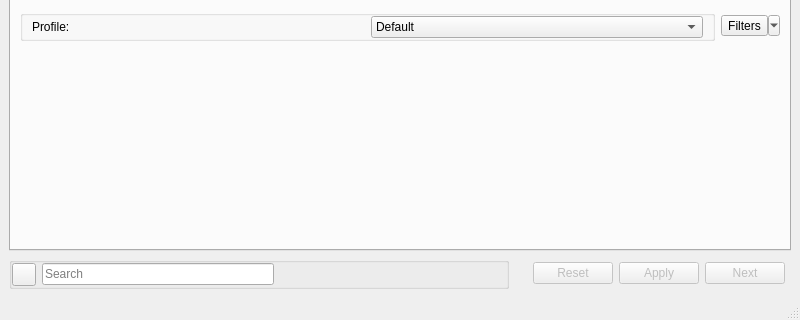
Kf4btg/SkyModMan, file skymodman/qt_interface/qt_manager.ui: the form before one commit; both pictures show x 0 to 800 and y 280 to 600 of the 800 by 600 pixel window.
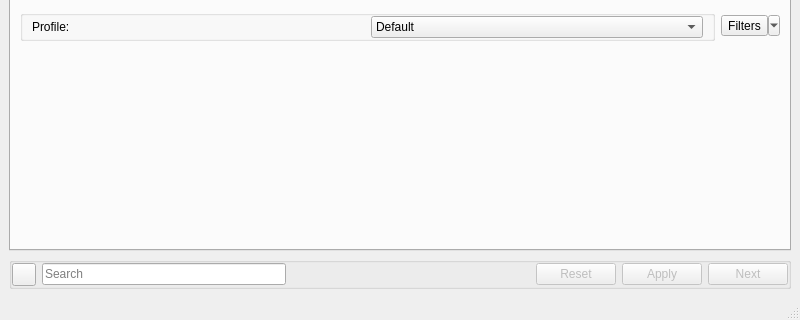
The form after the commit. Icons and pictures are not drawn.

Commit message: layouts are fffffrrrustrating

Diff of the .ui file:
```diff
--- a/skymodman/qt_interface/qt_manager.ui
+++ b/skymodman/qt_interface/qt_manager.ui
@@ -15,37 +15,7 @@
   </property>
   <widget class="QWidget" name="centralwidget">
    <layout class="QGridLayout" name="gridLayout">
-    <item row="3" column="4" alignment="Qt::AlignRight">
-     <widget class="QDialogButtonBox" name="save_cancel_btnbox">
-      <property name="enabled">
-       <bool>false</bool>
-      </property>
-      <property name="standardButtons">
-       <set>QDialogButtonBox::Apply|QDialogButtonBox::Reset</set>
-      </property>
-     </widget>
-    </item>
-    <item row="3" column="5">
-     <widget class="QPushButton" name="next_button">
-      <property name="enabled">
-       <bool>false</bool>
-      </property>
-      <property name="layoutDirection">
-       <enum>Qt::LeftToRight</enum>
-      </property>
-      <property name="text">
-       <string>Next</string>
-      </property>
-      <property name="icon">
-       <iconset theme="arrow-right">
-        <normaloff>../../../.designer/backup</normaloff>../../../.designer/backup</iconset>
-      </property>
-      <property name="autoDefault">
-       <bool>true</bool>
-      </property>
-     </widget>
-    </item>
-    <item row="0" column="0" colspan="7">
+    <item row="0" column="0" colspan="5">
      <widget class="QTabWidget" name="manager_tabs">
       <property name="currentIndex">
        <number>0</number>
@@ -387,8 +357,8 @@
       </widget>
      </widget>
     </item>
-    <item row="3" column="0">
-     <widget class="QGroupBox" name="modtable_search_group">
+    <item row="3" column="0" colspan="5">
+     <widget class="QGroupBox" name="lower_group">
       <property name="minimumSize">
        <size>
         <width>350</width>
@@ -411,22 +381,6 @@
        <property name="bottomMargin">
         <number>0</number>
        </property>
-       <item row="0" column="1">
-        <widget class="QLineEdit" name="modtable_search_box">
-         <property name="sizePolicy">
-          <sizepolicy hsizetype="Expanding" vsizetype="Fixed">
-           <horstretch>0</horstretch>
-           <verstretch>0</verstretch>
-          </sizepolicy>
-         </property>
-         <property name="toolTip">
-          <string>Type to search mod list</string>
-         </property>
-         <property name="placeholderText">
-          <string>Search</string>
-         </property>
-        </widget>
-       </item>
        <item row="0" column="0">
         <widget class="QToolButton" name="modtable_search_button">
          <property name="toolTip">
@@ -451,6 +405,58 @@
          </property>
         </spacer>
        </item>
+       <item row="0" column="1">
+        <widget class="QLineEdit" name="modtable_search_box">
+         <property name="sizePolicy">
+          <sizepolicy hsizetype="Expanding" vsizetype="Fixed">
+           <horstretch>0</horstretch>
+           <verstretch>0</verstretch>
+          </sizepolicy>
+         </property>
+         <property name="toolTip">
+          <string>Type to search mod list</string>
+         </property>
+         <property name="placeholderText">
+          <string>Search</string>
+         </property>
+        </widget>
+       </item>
+       <item row="0" column="3">
+        <widget class="QDialogButtonBox" name="save_cancel_btnbox">
+         <property name="enabled">
+          <bool>false</bool>
+         </property>
+         <property name="sizePolicy">
+          <sizepolicy hsizetype="Fixed" vsizetype="Fixed">
+           <horstretch>0</horstretch>
+           <verstretch>0</verstretch>
+          </sizepolicy>
+         </property>
+         <property name="standardButtons">
+          <set>QDialogButtonBox::Apply|QDialogButtonBox::Reset</set>
+         </property>
+        </widget>
+       </item>
+       <item row="0" column="4">
+        <widget class="QPushButton" name="next_button">
+         <property name="enabled">
+          <bool>false</bool>
+         </property>
+         <property name="layoutDirection">
+          <enum>Qt::LeftToRight</enum>
+         </property>
+         <property name="text">
+          <string>Next</string>
+         </property>
+         <property name="icon">
+          <iconset theme="arrow-right">
+           <normaloff>../../../.designer/backup</normaloff>../../../.designer/backup</iconset>
+         </property>
+         <property name="autoDefault">
+          <bool>true</bool>
+         </property>
+        </widget>
+       </item>
       </layout>
      </widget>
     </item>
```
The commit also changes 2 other files.
